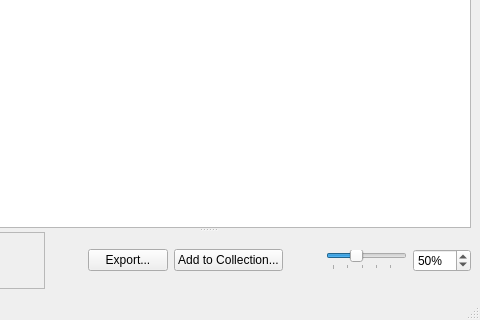
Above: src/imgtool/workspace/MainWindow.ui from google-code-export/dviz before the change; both pictures show x 320 to 800 and y 280 to 600 of the 800 by 600 pixel window. Below: the same form after it.
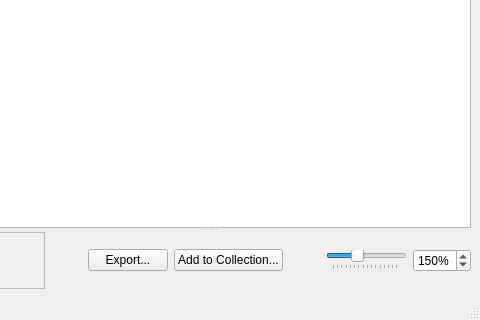
That is the form after the change.

Patch:
```diff
--- a/src/imgtool/workspace/MainWindow.ui
+++ b/src/imgtool/workspace/MainWindow.ui
@@ -103,13 +103,13 @@
             <number>10</number>
            </property>
            <property name="maximum">
-            <number>125</number>
+            <number>400</number>
            </property>
            <property name="value">
-            <number>50</number>
+            <number>150</number>
            </property>
            <property name="sliderPosition">
-            <number>50</number>
+            <number>150</number>
            </property>
            <property name="orientation">
             <enum>Qt::Horizontal</enum>
@@ -137,10 +137,10 @@
             <number>10</number>
            </property>
            <property name="maximum">
-            <number>125</number>
+            <number>400</number>
            </property>
            <property name="value">
-            <number>50</number>
+            <number>150</number>
            </property>
           </widget>
          </item>
```
